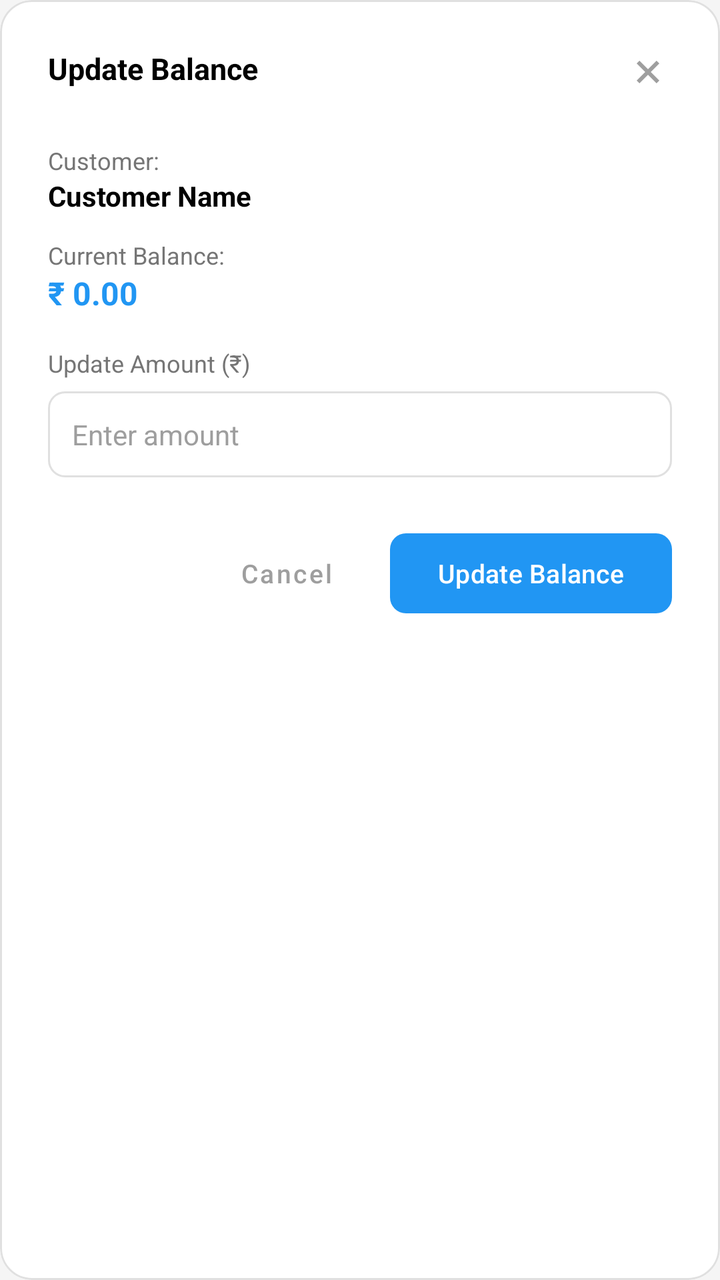
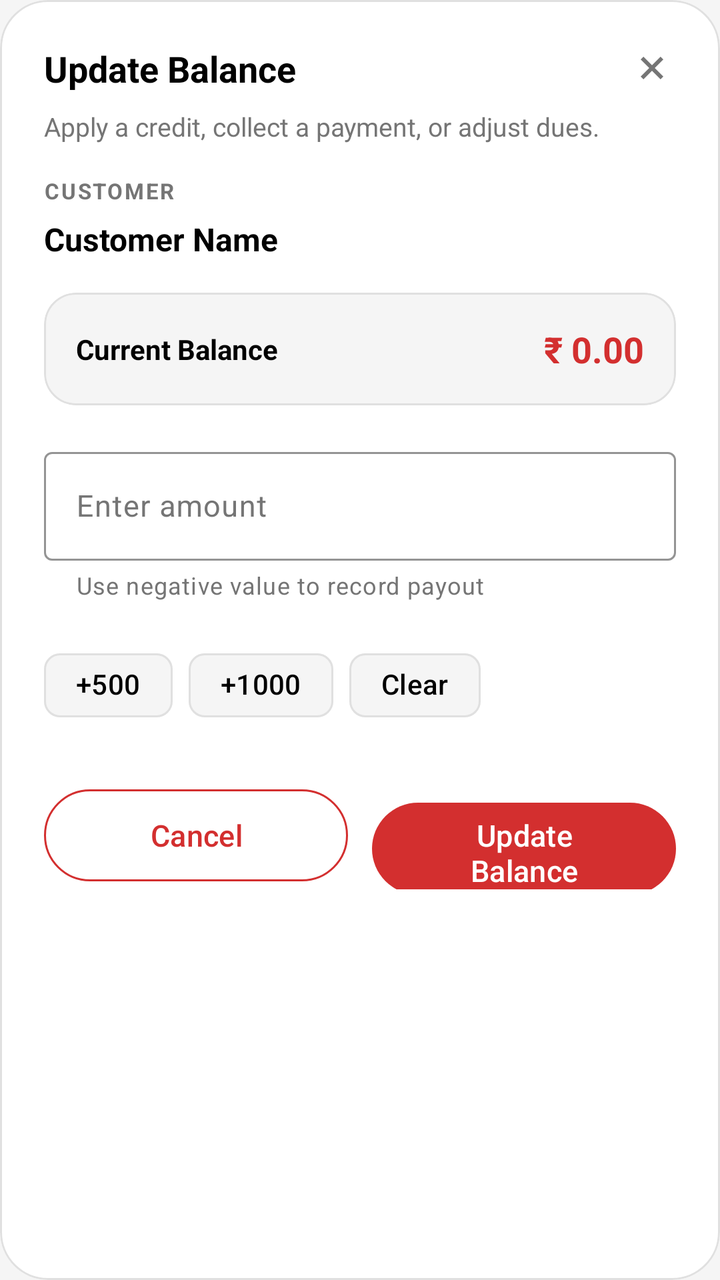

Before-and-after screenshots of an Android layout around one commit, followed by the original layout XML and the change that was made.
<!-- AndroidManifest.xml: application theme Theme.SVDAgency -->
<!-- res/layout/admin_customer_balance_update.xml -->
<?xml version="1.0" encoding="utf-8"?>
<com.google.android.material.card.MaterialCardView
    xmlns:android="http://schemas.android.com/apk/res/android"
    xmlns:app="http://schemas.android.com/apk/res-auto"
    android:layout_width="match_parent"
    android:layout_height="wrap_content"
    android:background="?attr/colorSurface"
    app:cardCornerRadius="16dp"
    app:cardBackgroundColor="@color/card_background"
    app:strokeWidth="1dp"
    app:strokeColor="@color/card_stroke_color"
    app:cardElevation="0dp">

    <LinearLayout
        android:layout_width="match_parent"
        android:layout_height="wrap_content"

        android:orientation="vertical"
        android:padding="24dp">

        
        <RelativeLayout
            android:layout_width="match_parent"
            android:layout_height="wrap_content"
            android:layout_marginBottom="16dp">

            <TextView
                android:layout_width="wrap_content"
                android:layout_height="wrap_content"
                android:text="Update Balance"
                android:textSize="15sp"
                android:textStyle="bold"
                android:textColor="@color/textColorPrimary"/>

            <ImageView
                android:id="@+id/btnClose"
                android:layout_width="24dp"
                android:layout_height="24dp"
                android:src="@drawable/ic_add"
                android:rotation="45"
                app:tint="@color/gray500"
                android:layout_alignParentEnd="true"
                android:background="?attr/selectableItemBackgroundBorderless"
                android:clickable="true"
                android:focusable="true"/>
        </RelativeLayout>
        
        <TextView
            android:layout_width="wrap_content"
            android:layout_height="wrap_content"
            android:text="Customer:"
            android:textSize="12sp"
            android:textColor="@color/textColorSecondary"
            android:layout_marginTop="8dp"/>

        <TextView
            android:id="@+id/txtCustomerName"
            android:layout_width="wrap_content"
            android:layout_height="wrap_content"
            android:text="Customer Name"
            android:textSize="14sp"
            android:textStyle="bold"
            android:textColor="@color/textColorPrimary"
            android:layout_marginBottom="12dp"/>

        
        <TextView
            android:layout_width="wrap_content"
            android:layout_height="wrap_content"
            android:text="Current Balance:"
            android:textSize="12sp"
            android:textColor="@color/textColorSecondary"/>

        <TextView
            android:id="@+id/txtCurrentBalance"
            android:layout_width="wrap_content"
            android:layout_height="wrap_content"
            android:text="₹ 0.00"
            android:textSize="16sp"
            android:textStyle="bold"
            android:textColor="@color/brand_blue"
            android:layout_marginBottom="16dp"/>

        
        <TextView
            android:layout_width="wrap_content"
            android:layout_height="wrap_content"
            android:text="Update Amount (₹)"
            android:textSize="12sp"
            android:textColor="@color/textColorSecondary"
            android:layout_marginBottom="6dp"/>

        <EditText
            android:id="@+id/etAmount"
            android:layout_width="match_parent"
            android:layout_height="wrap_content"
            android:background="@drawable/bg_edittext"
            android:padding="12dp"
            android:hint="Enter amount"
            android:textSize="14sp"
            android:inputType="numberDecimal|numberSigned"
            android:textColor="@color/editTextColor"
            android:textColorHint="@color/gray500"
            android:layout_marginBottom="24dp"/>

        
        <LinearLayout
            android:layout_width="match_parent"
            android:layout_height="wrap_content"
            android:orientation="horizontal"
            android:gravity="end">

            <com.google.android.material.button.MaterialButton
                android:id="@+id/btnCancel"
                style="@style/Widget.MaterialComponents.Button.TextButton"
                android:layout_width="wrap_content"
                android:layout_height="wrap_content"
                android:text="Cancel"
                android:textSize="13sp"
                android:textAllCaps="false"
                android:textColor="@color/gray500"
                android:layout_marginEnd="8dp"/>

            <com.google.android.material.button.MaterialButton
                android:id="@+id/btnUpdate"
                android:layout_width="wrap_content"
                android:layout_height="wrap_content"
                android:text="Update Balance"
                android:textSize="13sp"
                android:textAllCaps="false"
                app:cornerRadius="8dp"
                app:backgroundTint="@color/brand_blue"
                android:textColor="@color/white"/>

        </LinearLayout>

    </LinearLayout>
</com.google.android.material.card.MaterialCardView>
<!-- resources referenced by this layout -->
<resources>
  <color name="brand_blue">#2196F3</color>
  <color name="card_background">#FFFFFF</color>
  <color name="card_stroke_color">#E0E0E0</color>
  <color name="editTextColor">#000000</color>
  <color name="gray500">#9E9E9E</color>
  <color name="textColorPrimary">#000000</color>
  <color name="textColorSecondary">#757575</color>
  <color name="white">#FFFFFFFF</color>
  <!-- drawable bg_edittext (drawable) -->
  <?xml version="1.0" encoding="utf-8"?>
  <shape xmlns:android="http://schemas.android.com/apk/res/android"
      android:shape="rectangle">
  
      <solid android:color="@color/editTextBackground"/>
  
      <stroke
          android:width="1dp"
          android:color="@color/editTextStroke"/>
  
      <corners android:radius="8dp"/>
  </shape>
  <style name="Theme.SVDAgency" parent="Theme.Material3.Light.NoActionBar">
          
          <item name="colorPrimary">@color/brand_red</item>
          <item name="colorOnPrimary">@color/white</item>
          <item name="colorPrimaryContainer">@color/brand_red_dark</item>
          <item name="colorOnPrimaryContainer">@color/white</item>
  
          
          <item name="colorSecondary">@color/colorAccent</item>
          <item name="colorOnSecondary">@color/white</item>
          <item name="colorSecondaryContainer">@color/white</item>
          <item name="colorOnSecondaryContainer">@color/black</item>
  
          <item name="colorSurface">@color/surface_background</item>
          <item name="colorOnSurface">@color/textColorPrimary</item>
          <item name="colorSurfaceVariant">@color/surface_variant</item>
          <item name="colorOnSurfaceVariant">@color/textColorSecondary</item>
          <item name="colorBackground">@color/window_background</item>
  
          <item name="colorSurfaceContainer">@color/surface_background</item>
          <item name="colorSurfaceContainerHigh">@color/surface_background</item>
          <item name="colorSurfaceContainerHighest">@color/surface_background</item>
          <item name="colorSurfaceContainerLow">@color/surface_background</item>
          <item name="colorSurfaceContainerLowest">@color/surface_background</item>
  
          
          <item name="android:statusBarColor">@color/brand_red</item>
          <item name="android:windowLightStatusBar" tools:targetApi="m">false</item>
  
          
          <item name="android:windowBackground">@color/window_background</item>
  
          
          <item name="materialCardViewStyle">@style/Widget.App.CardView</item>
  
          
          <item name="navigationViewStyle">@style/Widget.App.NavigationView</item>
  
          
          <item name="bottomNavigationStyle">@style/Widget.App.BottomNavigationView</item>
      </style>
  <color name="editTextBackground">#FFFFFF</color>
  <color name="editTextStroke">#E0E0E0</color>
  <color name="brand_red">#D32F2F</color>
  <color name="brand_red_dark">#B71C1C</color>
  <color name="colorAccent">#FF5252</color>
  <color name="black">#FF000000</color>
  <color name="surface_background">#FFFFFF</color>
  <color name="surface_variant">#F5F5F5</color>
  <color name="window_background">#F5F5F5</color>
  <style name="Widget.App.CardView" parent="Widget.Material3.CardView.Elevated">
          <item name="cardBackgroundColor">@color/card_background</item>
          <item name="cardElevation">2dp</item>
          <item name="strokeWidth">1dp</item>
          <item name="strokeColor">@color/card_stroke_color</item>
      </style>
  <style name="Widget.App.BottomNavigationView" parent="Widget.Material3.BottomNavigationView">
          <item name="backgroundTint">@color/surface_background</item>
          <item name="itemTextColor">@color/textColorSecondary</item>
          <item name="itemIconTint">@color/textColorSecondary</item>
      </style>
  <color name="drawer_background">#FFFFFF</color>
  <!-- unchanged entries left out for length: 2 -->
</resources>

<!-- the commit's change to res/layout/admin_customer_balance_update.xml (unified diff, before → after) -->
@@ -4,31 +4,31 @@
     xmlns:app="http://schemas.android.com/apk/res-auto"
     android:layout_width="match_parent"
     android:layout_height="wrap_content"
-    android:background="?attr/colorSurface"
-    app:cardCornerRadius="16dp"
+    app:cardCornerRadius="24dp"
+    app:cardElevation="0dp"
+    app:cardUseCompatPadding="false"
     app:cardBackgroundColor="@color/card_background"
     app:strokeWidth="1dp"
     app:strokeColor="@color/card_stroke_color"
-    app:cardElevation="0dp">
+    app:cardForegroundColor="@android:color/transparent">
 
     <LinearLayout
         android:layout_width="match_parent"
         android:layout_height="wrap_content"
-
         android:orientation="vertical"
-        android:padding="24dp">
+        android:padding="22dp">
 
         
         <RelativeLayout
             android:layout_width="match_parent"
             android:layout_height="wrap_content"
-            android:layout_marginBottom="16dp">
+            android:layout_marginBottom="8dp">
 
             <TextView
                 android:layout_width="wrap_content"
                 android:layout_height="wrap_content"
                 android:text="Update Balance"
-                android:textSize="15sp"
+                android:textSize="18sp"
                 android:textStyle="bold"
                 android:textColor="@color/textColorPrimary"/>
 
@@ -38,98 +38,176 @@
                 android:layout_height="24dp"
                 android:src="@drawable/ic_add"
                 android:rotation="45"
-                app:tint="@color/gray500"
+                app:tint="@color/textColorSecondary"
                 android:layout_alignParentEnd="true"
                 android:background="?attr/selectableItemBackgroundBorderless"
                 android:clickable="true"
                 android:focusable="true"/>
         </RelativeLayout>
-        
+
         <TextView
             android:layout_width="wrap_content"
             android:layout_height="wrap_content"
-            android:text="Customer:"
-            android:textSize="12sp"
+            android:text="Apply a credit, collect a payment, or adjust dues."
+            android:textSize="13sp"
             android:textColor="@color/textColorSecondary"
-            android:layout_marginTop="8dp"/>
+            android:layout_marginBottom="16dp"/>
+
+        
+        <TextView
+            android:layout_width="wrap_content"
+            android:layout_height="wrap_content"
+            android:text="Customer"
+            android:textSize="11sp"
+            android:textAllCaps="true"
+            android:letterSpacing="0.08"
+            android:textStyle="bold"
+            android:textColor="@color/textColorSecondary"
+            android:layout_marginBottom="6dp"/>
 
         <TextView
             android:id="@+id/txtCustomerName"
             android:layout_width="wrap_content"
             android:layout_height="wrap_content"
             android:text="Customer Name"
-            android:textSize="14sp"
+            android:textSize="16sp"
             android:textStyle="bold"
             android:textColor="@color/textColorPrimary"
-            android:layout_marginBottom="12dp"/>
-
-        
-        <TextView
-            android:layout_width="wrap_content"
-            android:layout_height="wrap_content"
-            android:text="Current Balance:"
-            android:textSize="12sp"
-            android:textColor="@color/textColorSecondary"/>
-
-        <TextView
-            android:id="@+id/txtCurrentBalance"
-            android:layout_width="wrap_content"
-            android:layout_height="wrap_content"
-            android:text="₹ 0.00"
-            android:textSize="16sp"
-            android:textStyle="bold"
-            android:textColor="@color/brand_blue"
             android:layout_marginBottom="16dp"/>
 
         
-        <TextView
-            android:layout_width="wrap_content"
-            android:layout_height="wrap_content"
-            android:text="Update Amount (₹)"
-            android:textSize="12sp"
-            android:textColor="@color/textColorSecondary"
-            android:layout_marginBottom="6dp"/>
-
-        <EditText
-            android:id="@+id/etAmount"
-            android:layout_width="match_parent"
-            android:layout_height="wrap_content"
-            android:background="@drawable/bg_edittext"
-            android:padding="12dp"
+        <com.google.android.material.card.MaterialCardView
+            android:layout_width="match_parent"
+            android:layout_height="wrap_content"
+            android:layout_marginBottom="18dp"
+            app:cardCornerRadius="16dp"
+            app:cardBackgroundColor="@color/surface_variant"
+            app:strokeColor="@color/card_stroke_color"
+            app:strokeWidth="1dp"
+            app:cardElevation="0dp">
+
+            <LinearLayout
+                android:layout_width="match_parent"
+                android:layout_height="wrap_content"
+                android:orientation="horizontal"
+                android:gravity="center_vertical"
+                android:padding="16dp">
+
+                <TextView
+                    android:layout_width="0dp"
+                    android:layout_height="wrap_content"
+                    android:layout_weight="1"
+                    android:text="Current Balance"
+                    android:textSize="14sp"
+                    android:textStyle="bold"
+                    android:textColor="@color/textColorPrimary"/>
+
+                <TextView
+                    android:id="@+id/txtCurrentBalance"
+                    android:layout_width="wrap_content"
+                    android:layout_height="wrap_content"
+                    android:text="₹ 0.00"
+                    android:textSize="18sp"
+                    android:textStyle="bold"
+                    android:textColor="@color/brand_red"/>
+            </LinearLayout>
+        </com.google.android.material.card.MaterialCardView>
+
+        
+        <com.google.android.material.textfield.TextInputLayout
+            android:layout_width="match_parent"
+            android:layout_height="wrap_content"
             android:hint="Enter amount"
-            android:textSize="14sp"
-            android:inputType="numberDecimal|numberSigned"
-            android:textColor="@color/editTextColor"
-            android:textColorHint="@color/gray500"
-            android:layout_marginBottom="24dp"/>
+            app:boxBackgroundMode="outline"
+            app:boxStrokeColor="@color/brand_red"
+            app:boxStrokeWidth="1dp"
+            app:boxStrokeWidthFocused="2dp"
+            app:prefixText="₹"
+            app:helperText="Use negative value to record payout"
+            app:helperTextTextColor="@color/textColorSecondary"
+            android:layout_marginBottom="18dp">
+
+            <com.google.android.material.textfield.TextInputEditText
+                android:id="@+id/etAmount"
+                android:layout_width="match_parent"
+                android:layout_height="wrap_content"
+                android:inputType="numberDecimal|numberSigned"
+                android:textSize="15sp"
+                android:textColor="@color/textColorPrimary"
+                android:textColorHint="@color/textColorSecondary"/>
+        </com.google.android.material.textfield.TextInputLayout>
 
         
         <LinearLayout
             android:layout_width="match_parent"
             android:layout_height="wrap_content"
             android:orientation="horizontal"
+            android:layout_marginBottom="24dp"
+            android:gravity="start">
+
+            <com.google.android.material.chip.Chip
+                style="@style/Widget.Material3.Chip.Assist"
+                android:id="@+id/chipAdd500"
+                android:layout_width="wrap_content"
+                android:layout_height="wrap_content"
+                android:text="+500"
+                app:chipBackgroundColor="@color/surface_variant"
+                app:chipStrokeColor="@color/card_stroke_color"
+                app:chipStrokeWidth="1dp"/>
+
+            <com.google.android.material.chip.Chip
+                style="@style/Widget.Material3.Chip.Assist"
+                android:id="@+id/chipAdd1000"
+                android:layout_width="wrap_content"
+                android:layout_height="wrap_content"
+                android:layout_marginStart="8dp"
+                android:text="+1000"
+                app:chipBackgroundColor="@color/surface_variant"
+                app:chipStrokeColor="@color/card_stroke_color"
+                app:chipStrokeWidth="1dp"/>
+
+            <com.google.android.material.chip.Chip
+                style="@style/Widget.Material3.Chip.Assist"
+                android:id="@+id/chipClear"
+                android:layout_width="wrap_content"
+                android:layout_height="wrap_content"
+                android:layout_marginStart="8dp"
+                android:text="Clear"
+                app:chipBackgroundColor="@color/surface_variant"
+                app:chipStrokeColor="@color/card_stroke_color"
+                app:chipStrokeWidth="1dp"/>
+        </LinearLayout>
+
+        
+        <LinearLayout
+            android:layout_width="match_parent"
+            android:layout_height="wrap_content"
+            android:orientation="horizontal"
+            android:weightSum="2"
             android:gravity="end">
 
             <com.google.android.material.button.MaterialButton
                 android:id="@+id/btnCancel"
-                style="@style/Widget.MaterialComponents.Button.TextButton"
-                android:layout_width="wrap_content"
-                android:layout_height="wrap_content"
+                style="@style/Widget.Material3.Button.OutlinedButton"
+                android:layout_width="0dp"
+                android:layout_height="54dp"
+                android:layout_weight="1"
                 android:text="Cancel"
-                android:textSize="13sp"
                 android:textAllCaps="false"
-                android:textColor="@color/gray500"
-                android:layout_marginEnd="8dp"/>
+                android:textSize="15sp"
+                android:layout_marginEnd="12dp"
+                app:strokeColor="@color/brand_red"
+                android:textColor="@color/brand_red"/>
 
             <com.google.android.material.button.MaterialButton
                 android:id="@+id/btnUpdate"
-                android:layout_width="wrap_content"
-                android:layout_height="wrap_content"
+                android:layout_width="0dp"
+                android:layout_height="54dp"
+                android:layout_weight="1"
                 android:text="Update Balance"
-                android:textSize="13sp"
+                app:backgroundTint="@color/brand_red"
                 android:textAllCaps="false"
-                app:cornerRadius="8dp"
-                app:backgroundTint="@color/brand_blue"
+                android:textSize="15sp"
                 android:textColor="@color/white"/>
 
         </LinearLayout>
<!-- resource entries referenced after the edit -->
@@ -1,26 +1,10 @@
 <!-- resources referenced by this layout -->
 <resources>
-  <color name="brand_blue">#2196F3</color>
   <color name="card_background">#FFFFFF</color>
   <color name="card_stroke_color">#E0E0E0</color>
-  <color name="editTextColor">#000000</color>
-  <color name="gray500">#9E9E9E</color>
   <color name="textColorPrimary">#000000</color>
   <color name="textColorSecondary">#757575</color>
   <color name="white">#FFFFFFFF</color>
-  <!-- drawable bg_edittext (drawable) -->
-  <?xml version="1.0" encoding="utf-8"?>
-  <shape xmlns:android="http://schemas.android.com/apk/res/android"
-      android:shape="rectangle">
-  
-      <solid android:color="@color/editTextBackground"/>
-  
-      <stroke
-          android:width="1dp"
-          android:color="@color/editTextStroke"/>
-  
-      <corners android:radius="8dp"/>
-  </shape>
   <style name="Theme.SVDAgency" parent="Theme.Material3.Light.NoActionBar">
           
           <item name="colorPrimary">@color/brand_red</item>
@@ -61,9 +45,10 @@
   
           
           <item name="bottomNavigationStyle">@style/Widget.App.BottomNavigationView</item>
+  
+          
+          <item name="materialAlertDialogTheme">@style/ThemeOverlay.App.MaterialAlertDialog</item>
       </style>
-  <color name="editTextBackground">#FFFFFF</color>
-  <color name="editTextStroke">#E0E0E0</color>
   <color name="brand_red">#D32F2F</color>
   <color name="brand_red_dark">#B71C1C</color>
   <color name="colorAccent">#FF5252</color>
@@ -82,6 +67,11 @@
           <item name="itemTextColor">@color/textColorSecondary</item>
           <item name="itemIconTint">@color/textColorSecondary</item>
       </style>
+  <style name="ThemeOverlay.App.MaterialAlertDialog" parent="ThemeOverlay.Material3.MaterialAlertDialog">
+          <item name="colorSurface">@color/surface_background</item>
+          
+          <item name="android:windowBackground">@android:color/transparent</item>
+      </style>
   <color name="drawer_background">#FFFFFF</color>
   <!-- unchanged entries left out for length: 2 -->
 </resources>
